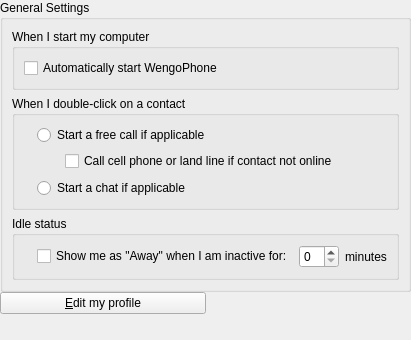
This is wengophone/src/presentation/qt/config/GeneralSettings.ui in tkrotoff/WengoPhone as Qt 5 draws it before an edit. The edited form follows.
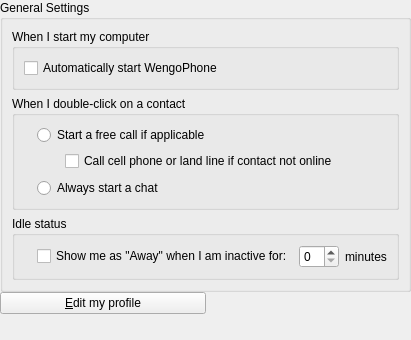
This is the edited form. Icons and pictures are not drawn.

The edit to the form file:
```diff
--- a/wengophone/src/presentation/qt/config/GeneralSettings.ui
+++ b/wengophone/src/presentation/qt/config/GeneralSettings.ui
@@ -116,7 +116,7 @@
          <item row="2" column="1" >
           <widget class="QRadioButton" name="startChatOnlyRadioButton" >
            <property name="text" >
-            <string>Start a chat if applicable</string>
+            <string>Always start a chat</string>
            </property>
           </widget>
          </item>
```
